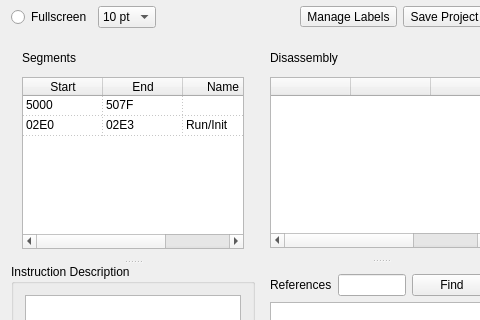
First picture: the form in src/mainwindow.ui, repository ivop/frida, before the edit; both pictures show x 0 to 480 and y 0 to 320 of the 996 by 707 pixel window.
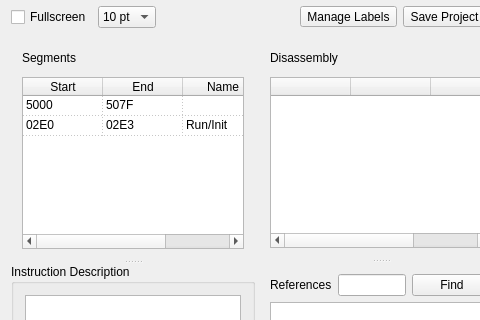
Second picture: the form after the edit. Icons and pictures are not drawn.

Commit message: change fullscreen to checkbox start in light mode, use QSettings later

What changed in the file:
```diff
--- a/src/mainwindow.ui
+++ b/src/mainwindow.ui
@@ -30,7 +30,7 @@
     <item>
      <layout class="QHBoxLayout" name="horizontalLayout_5">
       <item>
-       <widget class="QRadioButton" name="radioButtonFullscreen">
+       <widget class="QCheckBox" name="checkFullscreen">
         <property name="text">
          <string>Fullscreen</string>
         </property>
```
The commit also changes 3 other files.
